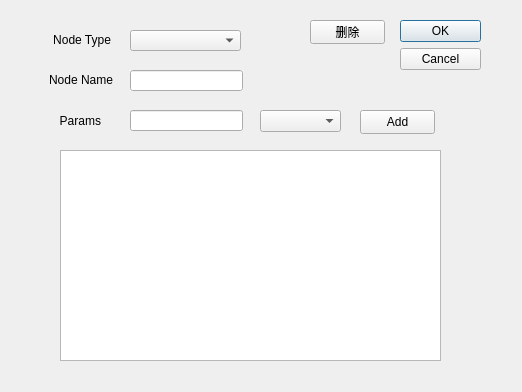
boyzwj/m1x_bte, file uic/node_add.ui: the form before one commit.
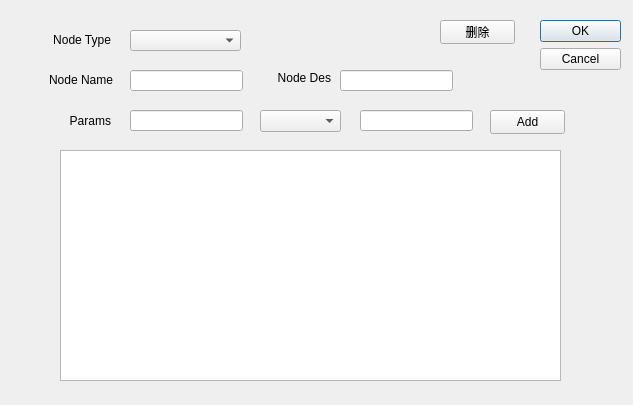
The form after the commit.

What changed in the file:
```diff
--- a/uic/node_add.ui
+++ b/uic/node_add.ui
@@ -6,8 +6,8 @@
    <rect>
     <x>0</x>
     <y>0</y>
-    <width>522</width>
-    <height>392</height>
+    <width>633</width>
+    <height>405</height>
    </rect>
   </property>
   <property name="windowTitle">
@@ -16,7 +16,7 @@
   <widget class="QDialogButtonBox" name="buttonBox">
    <property name="geometry">
     <rect>
-     <x>400</x>
+     <x>540</x>
      <y>20</y>
      <width>81</width>
      <height>241</height>
@@ -96,7 +96,7 @@
   <widget class="QLabel" name="label_3">
    <property name="geometry">
     <rect>
-     <x>30</x>
+     <x>40</x>
      <y>110</y>
      <width>71</width>
      <height>21</height>
@@ -134,8 +134,8 @@
     <rect>
      <x>60</x>
      <y>150</y>
-     <width>381</width>
-     <height>211</height>
+     <width>501</width>
+     <height>231</height>
     </rect>
    </property>
    <layout class="QVBoxLayout" name="verticalLayout">
@@ -147,7 +147,7 @@
   <widget class="QPushButton" name="btnAdd">
    <property name="geometry">
     <rect>
-     <x>360</x>
+     <x>490</x>
      <y>110</y>
      <width>75</width>
      <height>24</height>
@@ -160,7 +160,7 @@
   <widget class="QPushButton" name="delButton">
    <property name="geometry">
     <rect>
-     <x>310</x>
+     <x>440</x>
      <y>20</y>
      <width>75</width>
      <height>24</height>
@@ -170,6 +170,45 @@
     <string>删除</string>
    </property>
   </widget>
+  <widget class="QLineEdit" name="iptParamDes">
+   <property name="geometry">
+    <rect>
+     <x>360</x>
+     <y>110</y>
+     <width>113</width>
+     <height>21</height>
+    </rect>
+   </property>
+  </widget>
+  <widget class="QLineEdit" name="iptNodeDes">
+   <property name="geometry">
+    <rect>
+     <x>340</x>
+     <y>70</y>
+     <width>113</width>
+     <height>21</height>
+    </rect>
+   </property>
+  </widget>
+  <widget class="QLabel" name="label_4">
+   <property name="geometry">
+    <rect>
+     <x>260</x>
+     <y>70</y>
+     <width>71</width>
+     <height>16</height>
+    </rect>
+   </property>
+   <property name="layoutDirection">
+    <enum>Qt::LeftToRight</enum>
+   </property>
+   <property name="text">
+    <string>Node Des</string>
+   </property>
+   <property name="alignment">
+    <set>Qt::AlignRight|Qt::AlignTrailing|Qt::AlignVCenter</set>
+   </property>
+  </widget>
  </widget>
  <resources/>
  <connections>
```
